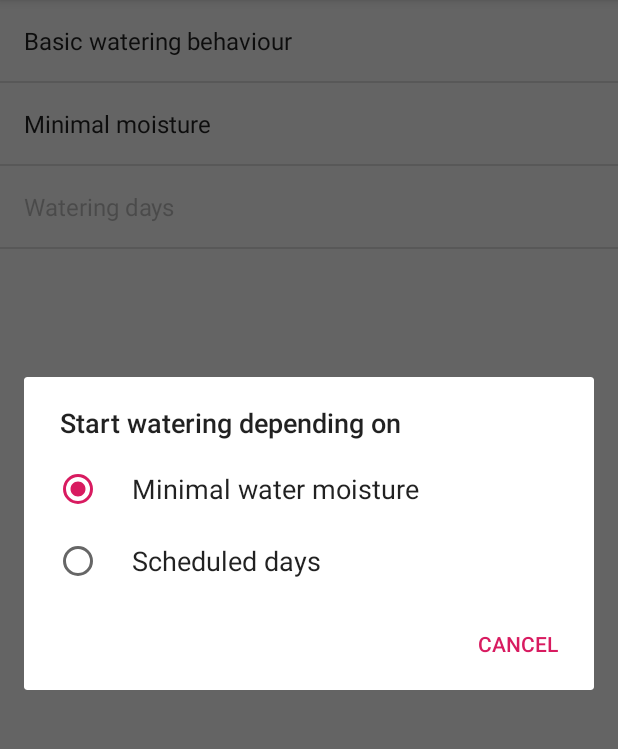
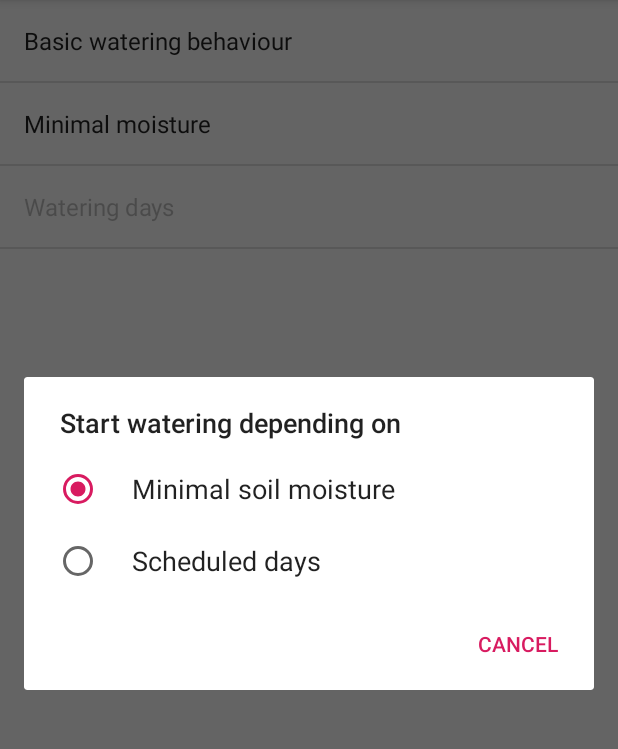
Before and after one commit to PadePi/WateringSystem, an Android app: the fragment SettingsFragment placed in its activity, after a tap on "Basic watering behaviour", on a phone screen of 412 x 824 dp, the part 84-833 px from its top. Run offline under Robolectric (Android 15) with nearby library versions, the phone set to English and light mode, and no system bars; our stand-ins replace Volley; network calls fail.

Commit message:
Renamed Graph to Chart and Minimal water moisture to Minimal soil moisture on Android GUI

```diff
--- a/app/src/main/res/menu/main.xml
+++ b/app/src/main/res/menu/main.xml
@@ -14,6 +14,6 @@
     <item
         android:id="@+id/graph"
         android:orderInCategory="100"
-        android:title="Graph"
+        android:title="Chart"
         app:showAsAction="never" />
 </menu>
--- a/app/src/main/res/values/strings.xml
+++ b/app/src/main/res/values/strings.xml
@@ -17,7 +17,7 @@
     <string name="pref_basicBehaviour_default_value">Minimal water moisture</string>
 
     <string-array name="pref_basicBehaviour_entries">
-        <item>Minimal water moisture</item>
+        <item>Minimal soil moisture</item>
         <item>Scheduled days</item>
     </string-array>
 
```
